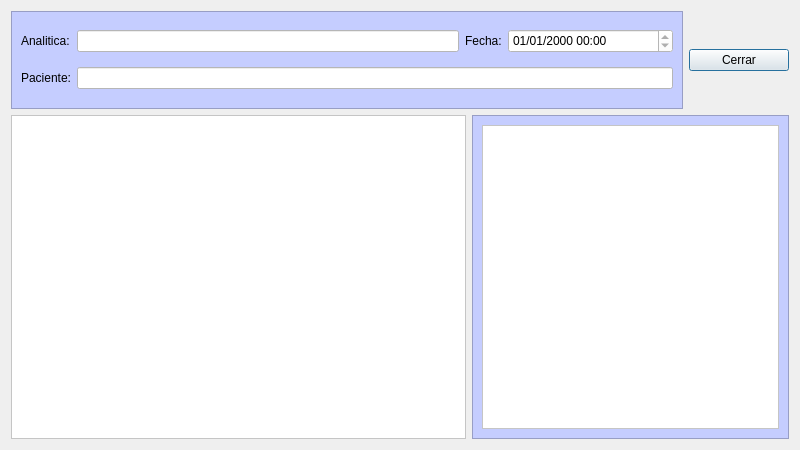
Old version of the form frmveranalitica.ui in the repository arcnexus/RedFoX.
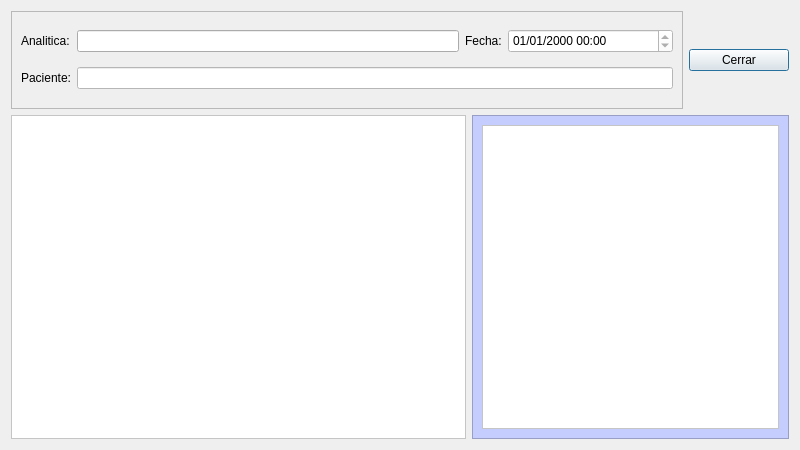
New version of the form. Icons and pictures are not drawn.

```diff
--- a/frmveranalitica.ui
+++ b/frmveranalitica.ui
@@ -35,7 +35,7 @@
       </size>
      </property>
      <property name="styleSheet">
-      <string notr="true">background-color: rgb(197, 205, 255);</string>
+      <string notr="true"/>
      </property>
      <property name="frameShape">
       <enum>QFrame::StyledPanel</enum>
@@ -54,7 +54,7 @@
       <item row="0" column="1">
        <widget class="QLineEdit" name="lineEdit">
         <property name="styleSheet">
-         <string notr="true">background-color: rgb(255, 255, 255);</string>
+         <string notr="true"/>
         </property>
         <property name="readOnly">
          <bool>true</bool>
```
Left out of the diff: 11 changed lines with no effect on the pictures.
